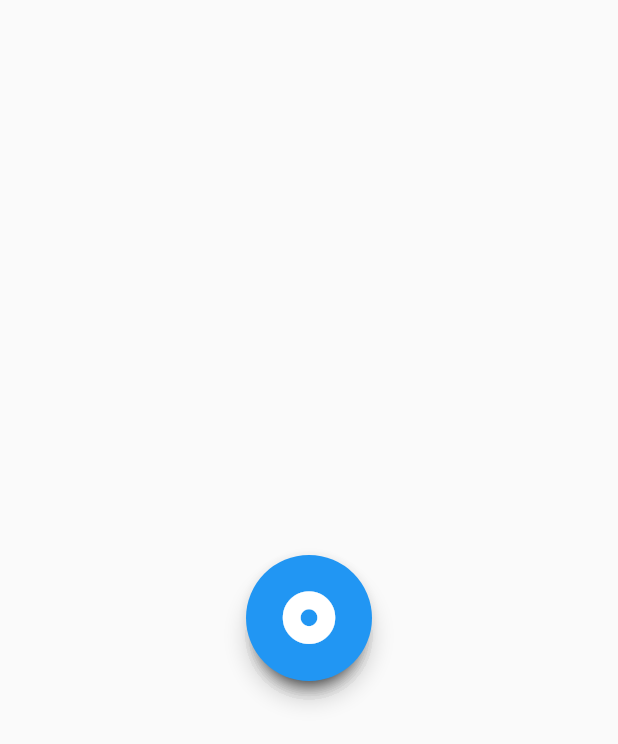
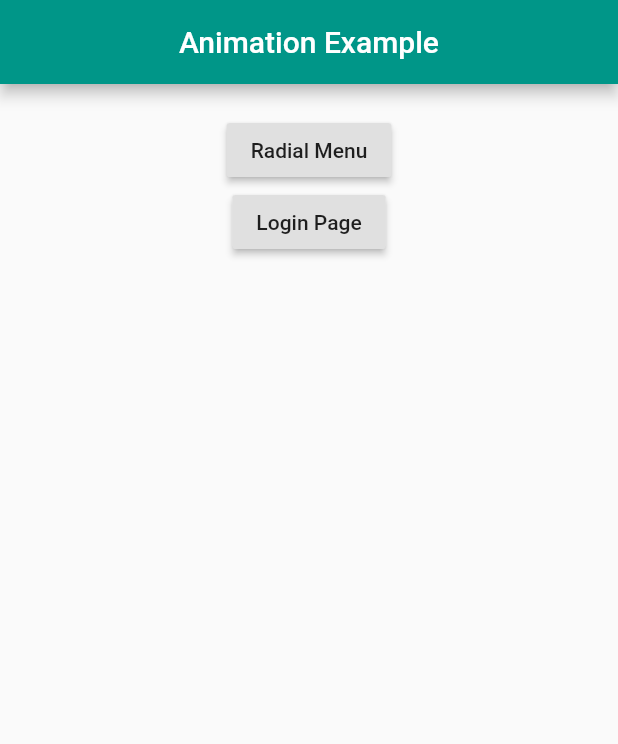
Before and after one commit to wagle04/flutter_animation_examples, a Flutter app: the screen it shows after launch, on a phone screen of 412 x 824 dp. Shown: the top 744 px of the screen. Run offline on Flutter 3.47's test engine with Material 2 defaults, Android fonts, the phone set to English and light mode, and no system bars; our stand-ins replace font_awesome_flutter, google_fonts; Roboto replaces fonts that are missing (Cairo).

Commit message:
more animation

```diff
--- a/lib/main.dart
+++ b/lib/main.dart
@@ -1,8 +1,7 @@
-import 'dart:math';
-
+import 'package:animationexample/loginpage.dart';
+import 'package:animationexample/radialmenu.dart';
 import 'package:flutter/material.dart';
-import 'package:font_awesome_flutter/font_awesome_flutter.dart';
-import 'package:vector_math/vector_math.dart' show radians;
+import 'package:google_fonts/google_fonts.dart';
 
 void main() => runApp(MyApp());
 
@@ -12,143 +11,61 @@ class MyApp extends StatelessWidget {
   Widget build(BuildContext context) {
     return MaterialApp(
       debugShowCheckedModeBanner: false,
-      title: 'Flutter Demo',
+      title: 'Flutter Animation Practise',
       theme: ThemeData(
-        primarySwatch: Colors.blue,
+        primaryColor: Colors.teal,
+        accentColor: Colors.indigo,
+        textTheme: TextTheme(
+          title: GoogleFonts.poppins(
+            fontWeight: FontWeight.bold,
+          ),
+          body1: GoogleFonts.cairo(),
+          body2: GoogleFonts.cairo(),
+          button: GoogleFonts.cairo(),
+          overline: GoogleFonts.cairo(),
+          subtitle: GoogleFonts.cairo(),
+          subhead: GoogleFonts.cairo(),
+        ),
       ),
-      home: Scaffold(
-        body: SizedBox.expand(
-          child: RadialMenu(),
+      home: MainPage(),
+    );
+  }
+}
+
+class MainPage extends StatelessWidget {
+  @override
+  Widget build(BuildContext context) {
+    return Scaffold(
+      appBar: AppBar(
+        title: Center(
+          child: Text("Animation Example"),
+        ),
+      ),
+      body: Center(
+        child: Padding(
+          padding: EdgeInsets.only(top: 20.0),
+          child: Column(
+            children: <Widget>[
+              RaisedButton(
+                onPressed: () {
+                  Navigator.push(context, MaterialPageRoute(builder: (context) {
+                    return RadialMenuBody();
+                  }));
+                },
+                child: Text('Radial Menu'),
+              ),
+              RaisedButton(
+                onPressed: () {
+                  Navigator.push(context, MaterialPageRoute(builder: (context) {
+                    return LoginPage();
+                  }));
+                },
+                child: Text('Login Page'),
+              ),
+            ],
+          ),
         ),
       ),
     );
   }
 }
-
-class RadialMenu extends StatefulWidget {
-  @override
-  _RadialMenuState createState() => _RadialMenuState();
-}
-
-class _RadialMenuState extends State<RadialMenu>
-    with SingleTickerProviderStateMixin {
-  AnimationController controller;
-
-  @override
-  void initState() {
-    super.initState();
-    controller = AnimationController(
-      duration: Duration(milliseconds: 900),
-      vsync: this,
-    );
-  }
-
-  @override
-  Widget build(BuildContext context) {
-    return RadialAnimation(controller: controller);
-  }
-}
-
-class RadialAnimation extends StatelessWidget {
-  final AnimationController controller;
-  final Animation<double> translation;
-  final Animation<double> scale;
-  final Animation<double> rotation;
-
-  RadialAnimation({this.controller})
-      : scale = Tween<double>(begin: 1.5, end: 0.0).animate(
-          CurvedAnimation(
-            parent: controller,
-            curve: Curves.fastOutSlowIn,
-          ),
-        ),
-        translation = Tween<double>(
-          begin: 0.0,
-          end: 100.0,
-        ).animate(
-          CurvedAnimation(
-            parent: controller,
-            curve: Curves.elasticOut,
-          ),
-        ),
-        rotation = Tween<double>(begin: 0.0, end: 360.0).animate(
-          CurvedAnimation(
-            parent: controller,
-            curve: Interval(
-              0.0,
-              0.7,
-              curve: Curves.decelerate,
-            ),
-          ),
-        );
-
-  _open() {
-    controller.forward();
-  }
-
-  _close() {
-    controller.reverse();
-  }
-
-  _buildButton(double angle, {Color color, IconData icon}) {
-    final double rad = radians(angle);
-    return Transform(
-      transform: Matrix4.identity()
-        ..translate(
-            (translation.value) * cos(rad), (translation.value) * sin(rad)),
-      child: FloatingActionButton(
-        child: Icon(icon),
-        backgroundColor: color,
-        onPressed: _close,
-      ),
-    );
-  }
-
-  @override
-  Widget build(BuildContext context) {
-    return AnimatedBuilder(
-      animation: controller,
-      builder: (context, builder) {
-        return Transform.rotate(
-          angle: radians(rotation.value),
-          child: Stack(
-            alignment: Alignment.center,
-            children: <Widget>[
-              _buildButton(0,
-                  color: Colors.red, icon: FontAwesomeIcons.thumbtack),
-              _buildButton(45,
-                  color: Colors.green, icon: FontAwesomeIcons.sprayCan),
-              _buildButton(90,
-                  color: Colors.orange, icon: FontAwesomeIcons.fire),
-              _buildButton(135,
-                  color: Colors.blue, icon: FontAwesomeIcons.kiwiBird),
-              _buildButton(180,
-                  color: Colors.black, icon: FontAwesomeIcons.cat),
-              _buildButton(225,
-                  color: Colors.indigo, icon: FontAwesomeIcons.paw),
-              _buildButton(270,
-                  color: Colors.pink, icon: FontAwesomeIcons.bong),
-              _buildButton(315,
-                  color: Colors.yellow, icon: FontAwesomeIcons.bolt),
-              Transform.scale(
-                scale: scale.value - 1.5,
-                child: FloatingActionButton(
-                  child: Icon(FontAwesomeIcons.timesCircle),
-                  onPressed: _close,
-                  backgroundColor: Colors.red,
-                ),
-              ),
-              Transform.scale(
-                scale: scale.value,
-                child: FloatingActionButton(
-                  child: Icon(FontAwesomeIcons.solidDotCircle),
-                  onPressed: _open,
-                ),
-              )
-            ],
-          ),
-        );
-      },
-    );
-  }
-}
--- a/pubspec.yaml
+++ b/pubspec.yaml
@@ -25,6 +25,7 @@ dependencies:
   cupertino_icons: ^0.1.2
   vector_math: ^2.0.8
   font_awesome_flutter: ^8.8.1
+  google_fonts: ^0.4.0
 
 dev_dependencies:
   flutter_test:
```
Also changed, not shown: lib/loginpage.dart (added, +254 -0 lines), lib/radialmenu.dart (added, +188 -0 lines), pubspec.lock, 1 other file.
